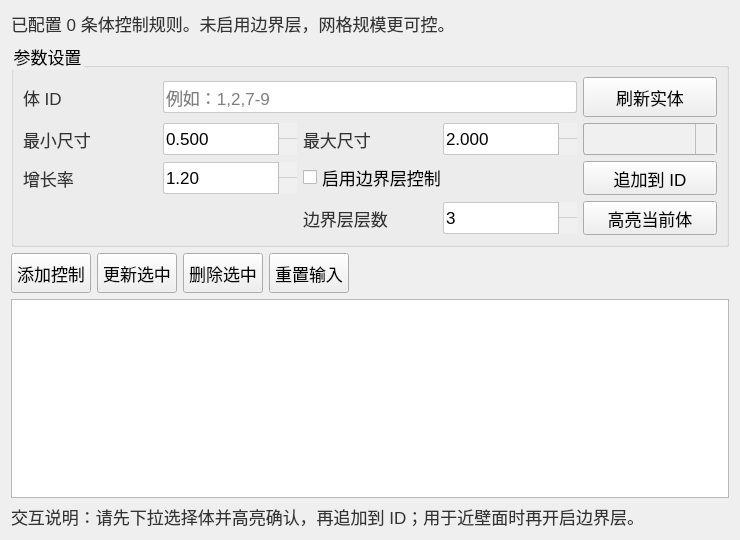
First picture: the form in plugins/Base_Mesh/MeshVolumeControlWidget.ui, repository asd977/base_cae, before the edit.
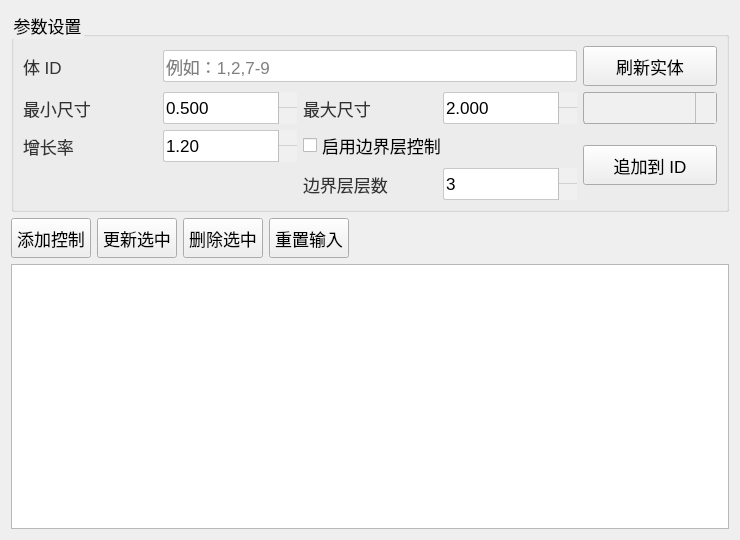
Second picture: the form after the edit. Icons and pictures are not drawn. Custom widgets are drawn as their Qt base class.

Commit message: Mesh control UI: remove summary/hint and enable hover highlight via CustomComboBox

```diff
--- a/plugins/Base_Mesh/MeshVolumeControlWidget.ui
+++ b/plugins/Base_Mesh/MeshVolumeControlWidget.ui
@@ -112,16 +112,6 @@
 </string>
   </property>
   <layout class="QVBoxLayout" name="verticalLayout">
-   <item>
-    <widget class="QLabel" name="labelSummary">
-     <property name="text">
-      <string>已配置 0 条体控制规则。未启用边界层，网格规模更可控。</string>
-     </property>
-     <property name="wordWrap">
-      <bool>true</bool>
-     </property>
-    </widget>
-   </item>
    <item>
     <widget class="QGroupBox" name="groupBoxInput">
      <property name="title">
@@ -153,7 +143,6 @@
       <item row="2" column="4" rowspan="2">
        <layout class="QVBoxLayout" name="verticalLayoutEntityBtns">
         <item><widget class="QPushButton" name="btnAppendEntity"><property name="text"><string>追加到 ID</string></property></widget></item>
-        <item><widget class="QPushButton" name="btnHighlightEntity"><property name="text"><string>高亮当前体</string></property></widget></item>
        </layout>
       </item>
       <item row="1" column="0">
@@ -306,18 +295,15 @@
    <item>
     <widget class="QTableWidget" name="tableControls"/>
    </item>
-   <item>
-    <widget class="QLabel" name="labelHint">
-     <property name="text">
-      <string>交互说明：请先下拉选择体并高亮确认，再追加到 ID；用于近壁面时再开启边界层。</string>
-     </property>
-     <property name="wordWrap">
-      <bool>true</bool>
-     </property>
-    </widget>
-   </item>
   </layout>
  </widget>
+ <customwidgets>
+ <customwidget>
+  <class>CustomComboBox</class>
+  <extends>QComboBox</extends>
+  <header>CustomComboBox.h</header>
+ </customwidget>
+</customwidgets>
  <resources/>
  <connections/>
 </ui>
```
Left out of the diff: 2 changed lines with no effect on the pictures. The commit also changes 8 other files.
